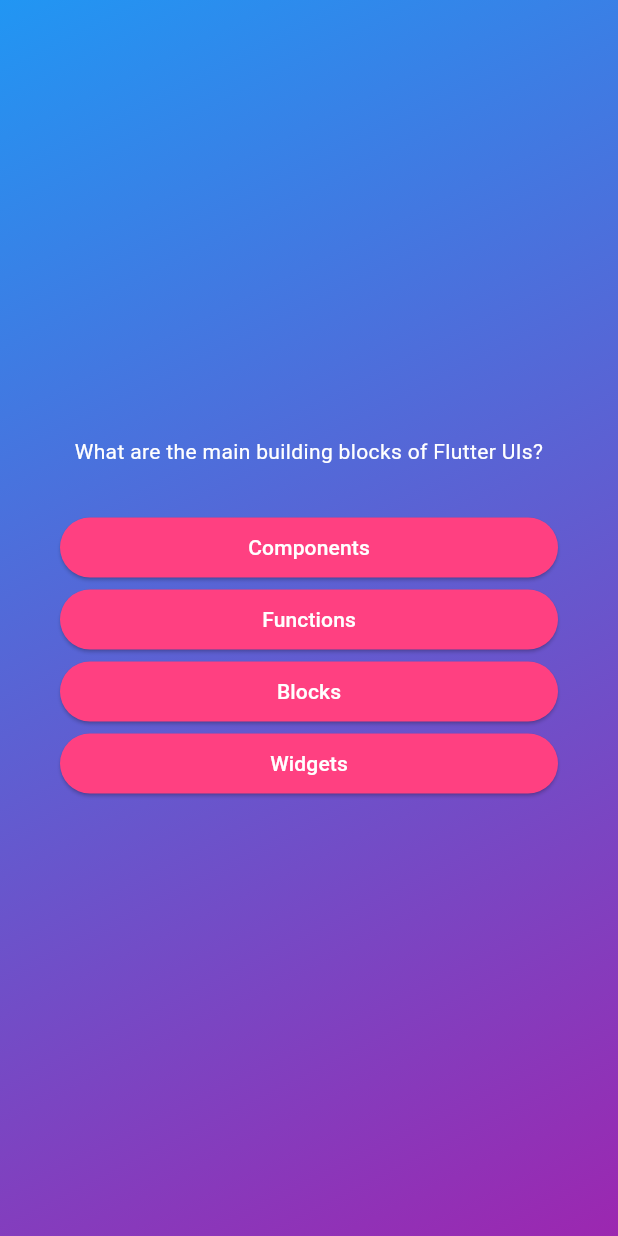
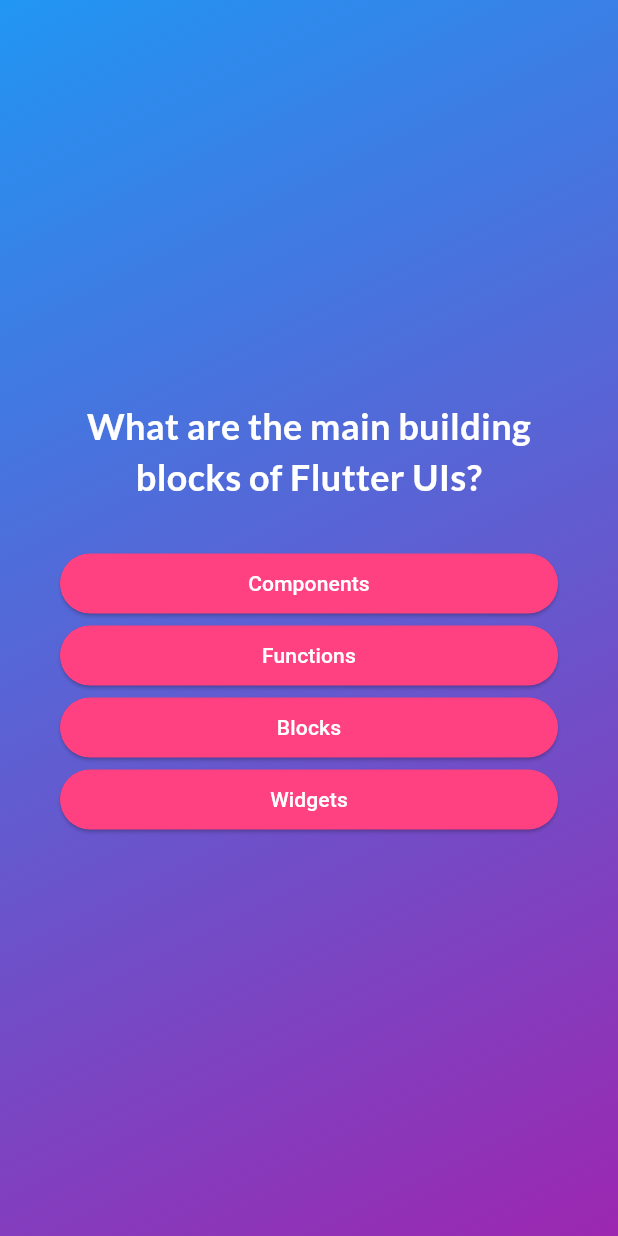
Before and after one commit to MasihTak/flutter-quiz-app, a Flutter app: the screen it shows after launch, after a tap on "Start Quiz", on a phone screen of 412 x 824 dp. Run offline on Flutter 3.47's test engine with Material 3 defaults, Android fonts, the phone set to English and light mode, and no system bars; our stand-ins replace google_fonts.

Commit message:
style: minor ui improvements

```diff
--- a/lib/answer_button.dart
+++ b/lib/answer_button.dart
@@ -25,7 +25,10 @@ class AnswerButton extends StatelessWidget {
           borderRadius: BorderRadius.circular(40),
         ),
       ),
-      child: Text(answerText),
+      child: Text(
+        answerText,
+        textAlign: TextAlign.center,
+      ),
     );
   }
 }
--- a/lib/questions_screen.dart
+++ b/lib/questions_screen.dart
@@ -1,4 +1,5 @@
 import 'package:flutter/material.dart';
+import 'package:google_fonts/google_fonts.dart';
 
 import 'package:quiz_app/answer_button.dart';
 import 'package:quiz_app/data/questions.dart';
@@ -35,8 +36,10 @@ class _QuestionsScreenState extends State<QuestionsScreen> {
           children: [
             Text(
               currentQuestion.text,
-              style: const TextStyle(
+              style: GoogleFonts.lato(
                 color: Colors.white,
+                fontSize: 24,
+                fontWeight: FontWeight.bold,
               ),
               textAlign: TextAlign.center,
             ),
--- a/lib/start_screen.dart
+++ b/lib/start_screen.dart
@@ -1,4 +1,5 @@
 import 'package:flutter/material.dart';
+import 'package:google_fonts/google_fonts.dart';
 
 class StartScreen extends StatelessWidget {
   const StartScreen(this.startQuiz, {super.key});
@@ -19,9 +20,9 @@ class StartScreen extends StatelessWidget {
           const SizedBox(
             height: 80,
           ),
-          const Text(
+          Text(
             'Learn Flutter the fun way!',
-            style: TextStyle(
+            style: GoogleFonts.lato(
               color: Colors.white,
               fontSize: 24,
             ),
```
